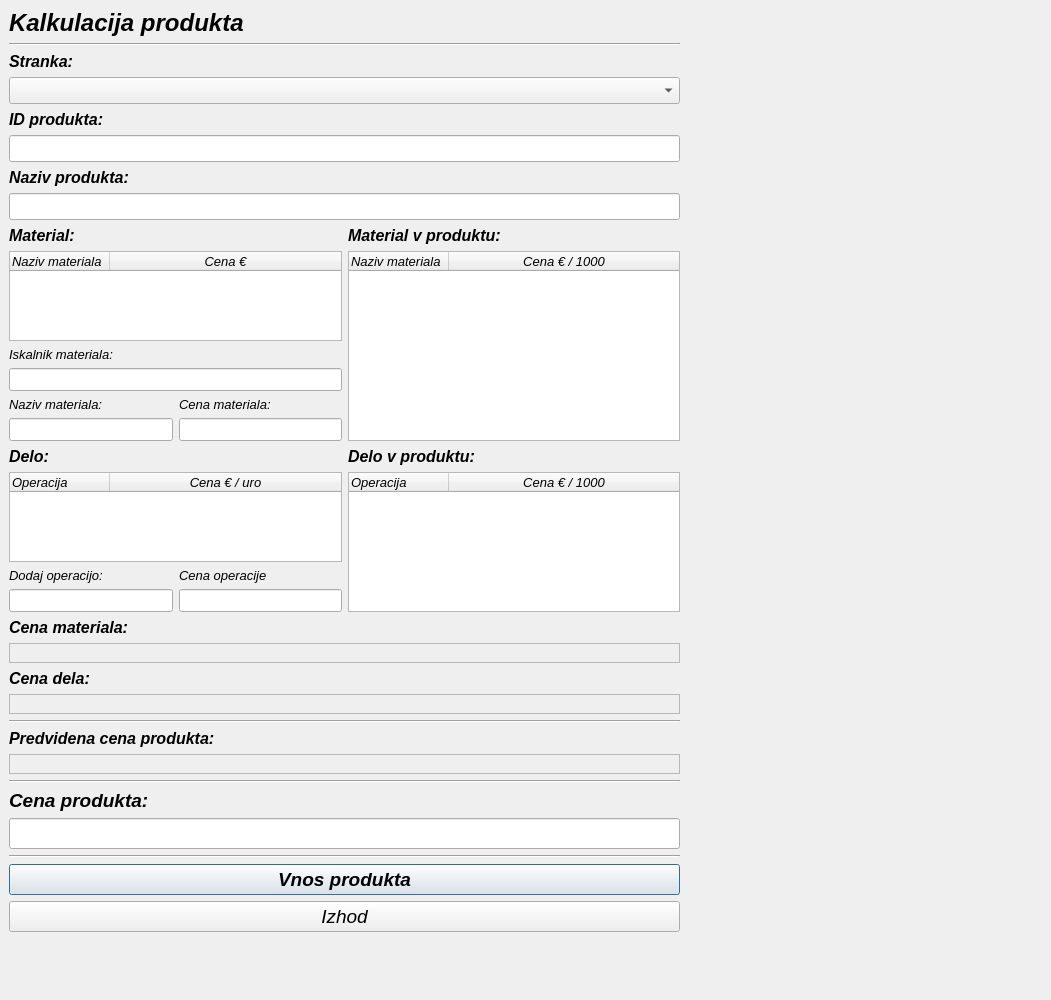
Before: the Qt Designer form kalkulacija.ui in MaxMaxy/racun, drawn with Qt 5.
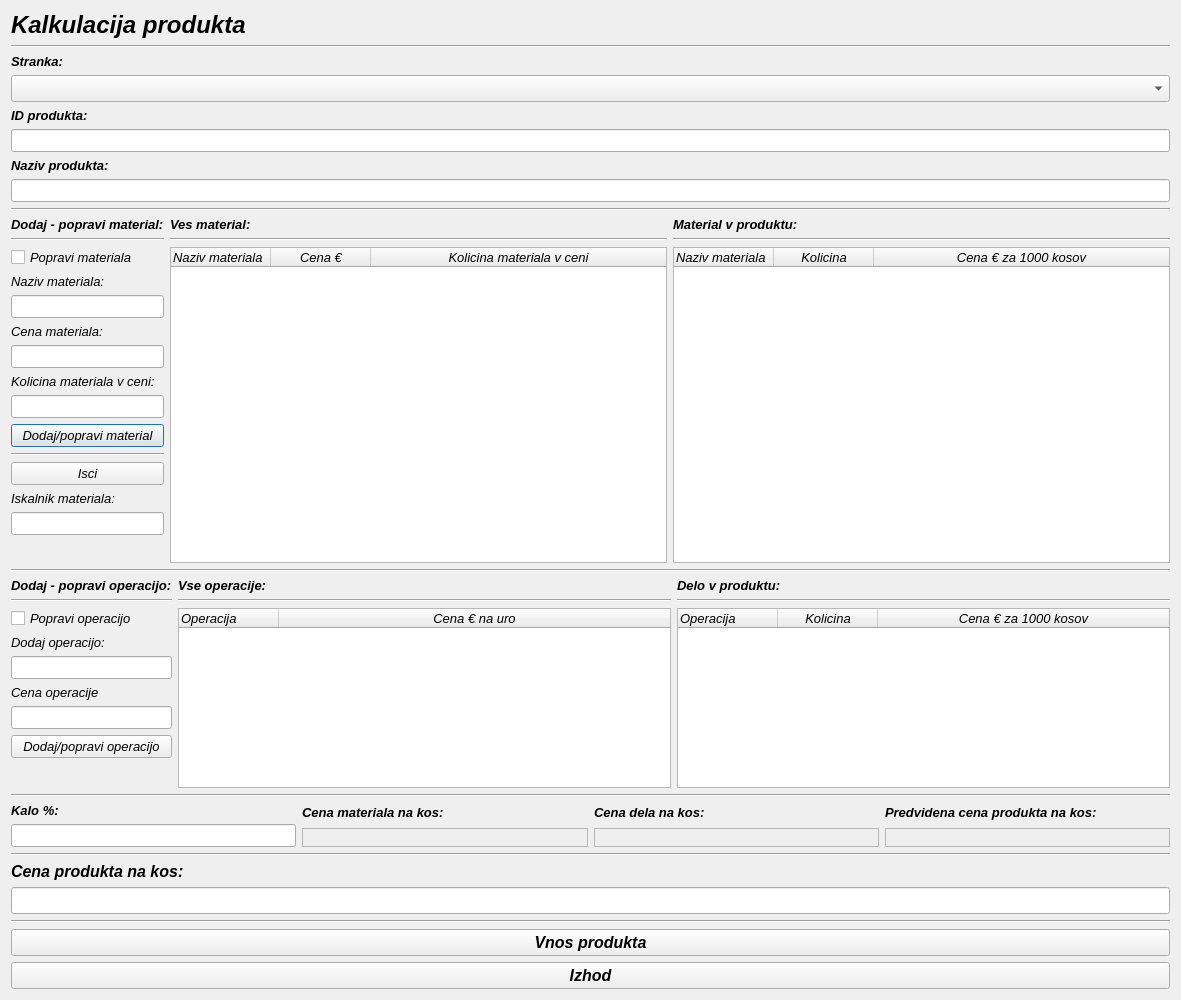
After: the same form once the commit is applied.

Commit message: Delo na kalkulaciji

What changed in the file:
```diff
--- a/kalkulacija.ui
+++ b/kalkulacija.ui
@@ -6,7 +6,7 @@
    <rect>
     <x>0</x>
     <y>0</y>
-    <width>1051</width>
+    <width>1181</width>
     <height>1000</height>
    </rect>
   </property>
@@ -20,22 +20,13 @@
   <property name="windowTitle">
    <string>Dialog</string>
   </property>
-  <widget class="QWidget" name="">
-   <property name="geometry">
-    <rect>
-     <x>9</x>
-     <y>9</y>
-     <width>671</width>
-     <height>923</height>
-    </rect>
-   </property>
-   <layout class="QVBoxLayout" name="verticalLayout_22">
+  <layout class="QGridLayout" name="gridLayout">
+   <item row="0" column="0">
+    <layout class="QVBoxLayout" name="verticalLayout_17">
     <item>
-     <layout class="QVBoxLayout" name="verticalLayout_20">
+      <layout class="QVBoxLayout" name="verticalLayout_31">
       <item>
-       <layout class="QVBoxLayout" name="verticalLayout_18">
-        <item>
-         <layout class="QVBoxLayout" name="verticalLayout_3">
+        <layout class="QVBoxLayout" name="verticalLayout_30">
           <item>
            <widget class="QLabel" name="label">
             <property name="font">
@@ -47,6 +38,9 @@
               <bold>true</bold>
              </font>
             </property>
+           <property name="frameShadow">
+            <enum>QFrame::Raised</enum>
+           </property>
             <property name="text">
              <string>Kalkulacija produkta</string>
             </property>
@@ -62,16 +56,19 @@
          </layout>
         </item>
         <item>
-         <layout class="QVBoxLayout" name="verticalLayout_4">
+        <layout class="QVBoxLayout" name="verticalLayout_29">
           <item>
            <widget class="QLabel" name="label_3">
             <property name="font">
              <font>
-              <pointsize>12</pointsize>
+             <pointsize>10</pointsize>
               <weight>75</weight>
               <bold>true</bold>
              </font>
             </property>
+           <property name="frameShadow">
+            <enum>QFrame::Raised</enum>
+           </property>
             <property name="text">
              <string>Stranka:</string>
             </property>
@@ -92,16 +89,19 @@
          </layout>
         </item>
         <item>
-         <layout class="QVBoxLayout" name="verticalLayout_5">
+        <layout class="QVBoxLayout" name="verticalLayout_28">
           <item>
            <widget class="QLabel" name="label_2">
             <property name="font">
              <font>
-              <pointsize>12</pointsize>
+             <pointsize>10</pointsize>
               <weight>75</weight>
               <bold>true</bold>
              </font>
             </property>
+           <property name="frameShadow">
+            <enum>QFrame::Raised</enum>
+           </property>
             <property name="text">
              <string>ID produkta:</string>
             </property>
@@ -114,7 +114,7 @@
            <widget class="QLineEdit" name="lineEdit_ID">
             <property name="font">
              <font>
-              <pointsize>12</pointsize>
+             <pointsize>10</pointsize>
              </font>
             </property>
            </widget>
@@ -122,16 +122,19 @@
          </layout>
         </item>
         <item>
-         <layout class="QVBoxLayout" name="verticalLayout_6">
+        <layout class="QVBoxLayout" name="verticalLayout_27">
           <item>
            <widget class="QLabel" name="label_4">
             <property name="font">
              <font>
-              <pointsize>12</pointsize>
+             <pointsize>10</pointsize>
               <weight>75</weight>
               <bold>true</bold>
              </font>
             </property>
+           <property name="frameShadow">
+            <enum>QFrame::Raised</enum>
+           </property>
             <property name="text">
              <string>Naziv produkta:</string>
             </property>
@@ -144,7 +147,7 @@
            <widget class="QLineEdit" name="lineEdit_nazivProdukta">
             <property name="font">
              <font>
-              <pointsize>12</pointsize>
+             <pointsize>10</pointsize>
              </font>
             </property>
            </widget>
@@ -154,63 +157,191 @@
        </layout>
       </item>
       <item>
-       <layout class="QVBoxLayout" name="verticalLayout_19">
+      <widget class="Line" name="line_9">
+       <property name="orientation">
+        <enum>Qt::Horizontal</enum>
+       </property>
+      </widget>
+     </item>
         <item>
-         <layout class="QHBoxLayout" name="horizontalLayout_2">
+      <layout class="QVBoxLayout" name="verticalLayout_12">
           <item>
-           <layout class="QVBoxLayout" name="verticalLayout_7">
+        <layout class="QHBoxLayout" name="horizontalLayout_4">
             <item>
-             <widget class="QLabel" name="label_5">
+          <layout class="QVBoxLayout" name="verticalLayout_8">
+           <item>
+            <widget class="QLabel" name="label_20">
               <property name="font">
                <font>
-                <pointsize>12</pointsize>
                 <weight>75</weight>
                 <bold>true</bold>
                </font>
               </property>
               <property name="text">
-               <string>Material:</string>
-              </property>
+              <string>Dodaj - popravi material:</string>
+             </property>
+            </widget>
+           </item>
+           <item>
+            <widget class="Line" name="line_12">
+             <property name="orientation">
+              <enum>Qt::Horizontal</enum>
+             </property>
+            </widget>
+           </item>
+           <item>
+            <widget class="QCheckBox" name="checkBox_popravekMateriala">
+             <property name="sizePolicy">
+              <sizepolicy hsizetype="Minimum" vsizetype="Minimum">
+               <horstretch>0</horstretch>
+               <verstretch>0</verstretch>
+              </sizepolicy>
+             </property>
+             <property name="text">
+              <string>Popravi materiala</string>
+             </property>
+            </widget>
+           </item>
+           <item>
+            <layout class="QVBoxLayout" name="verticalLayout_14">
+             <item>
+              <widget class="QLabel" name="label_15">
+               <property name="sizePolicy">
+                <sizepolicy hsizetype="Minimum" vsizetype="Minimum">
+                 <horstretch>0</horstretch>
+                 <verstretch>0</verstretch>
+                </sizepolicy>
+               </property>
+               <property name="frameShadow">
+                <enum>QFrame::Raised</enum>
+               </property>
+               <property name="text">
+                <string>Naziv materiala:</string>
+               </property>
               <property name="buddy">
                <cstring>treeWidget_material</cstring>
               </property>
              </widget>
             </item>
             <item>
-             <widget class="QTreeWidget" name="treeWidget_material">
-              <column>
+              <widget class="QLineEdit" name="lineEdit_nazivMateriala">
+               <property name="sizePolicy">
+                <sizepolicy hsizetype="Minimum" vsizetype="Minimum">
+                 <horstretch>0</horstretch>
+                 <verstretch>0</verstretch>
+                </sizepolicy>
+               </property>
+              </widget>
+             </item>
+            </layout>
+           </item>
+           <item>
+            <layout class="QVBoxLayout" name="verticalLayout_15">
+             <item>
+              <widget class="QLabel" name="label_16">
+               <property name="sizePolicy">
+                <sizepolicy hsizetype="Minimum" vsizetype="Minimum">
+                 <horstretch>0</horstretch>
+                 <verstretch>0</verstretch>
+                </sizepolicy>
+               </property>
+               <property name="frameShadow">
+                <enum>QFrame::Raised</enum>
+               </property>
                <property name="text">
-                <string>Naziv materiala</string>
+                <string>Cena materiala:</string>
                </property>
-               <property name="font">
-                <font>
-                 <family>MS Sans Serif</family>
-                 <pointsize>10</pointsize>
-                 <italic>true</italic>
-                </font>
+               <property name="buddy">
+                <cstring>lineEdit_cenaMateriala</cstring>
                </property>
-              </column>
-              <column>
+              </widget>
+             </item>
+             <item>
+              <widget class="QLineEdit" name="lineEdit_cenaMateriala">
+               <property name="sizePolicy">
+                <sizepolicy hsizetype="Minimum" vsizetype="Minimum">
+                 <horstretch>0</horstretch>
+                 <verstretch>0</verstretch>
+                </sizepolicy>
+               </property>
+              </widget>
+             </item>
+            </layout>
+           </item>
+           <item>
+            <layout class="QVBoxLayout" name="verticalLayout_16">
+             <item>
+              <widget class="QLabel" name="label_17">
+               <property name="sizePolicy">
+                <sizepolicy hsizetype="Minimum" vsizetype="Minimum">
+                 <horstretch>0</horstretch>
+                 <verstretch>0</verstretch>
+                </sizepolicy>
+               </property>
+               <property name="frameShadow">
+                <enum>QFrame::Raised</enum>
+               </property>
                <property name="text">
-                <string>Cena €</string>
+                <string>Kolicina materiala v ceni:</string>
                </property>
-               <property name="font">
-                <font>
-                 <family>MS Sans Serif</family>
-                 <pointsize>10</pointsize>
-                 <italic>true</italic>
-                </font>
+               <property name="buddy">
+                <cstring>lineEdit_kolicinaMateriala</cstring>
                </property>
-               <property name="textAlignment">
-                <set>AlignCenter</set>
+              </widget>
+             </item>
+             <item>
+              <widget class="QLineEdit" name="lineEdit_kolicinaMateriala">
+               <property name="sizePolicy">
+                <sizepolicy hsizetype="Minimum" vsizetype="Minimum">
+                 <horstretch>0</horstretch>
+                 <verstretch>0</verstretch>
+                </sizepolicy>
                </property>
-              </column>
-             </widget>
-            </item>
+              </widget>
+             </item>
+            </layout>
+           </item>
             <item>
-             <layout class="QVBoxLayout" name="verticalLayout_9">
+            <widget class="QPushButton" name="pushButton_dodajMaterial">
+             <property name="sizePolicy">
+              <sizepolicy hsizetype="Minimum" vsizetype="Minimum">
+               <horstretch>0</horstretch>
+               <verstretch>0</verstretch>
+              </sizepolicy>
+             </property>
+             <property name="text">
+              <string>Dodaj/popravi material</string>
+             </property>
+            </widget>
+           </item>
+           <item>
+            <widget class="Line" name="line_2">
+             <property name="orientation">
+              <enum>Qt::Horizontal</enum>
+             </property>
+            </widget>
+           </item>
+           <item>
+            <widget class="QPushButton" name="pushButton_isci">
+             <property name="sizePolicy">
+              <sizepolicy hsizetype="Minimum" vsizetype="Minimum">
+               <horstretch>0</horstretch>
+               <verstretch>0</verstretch>
+              </sizepolicy>
+             </property>
+             <property name="text">
+              <string>Isci</string>
+             </property>
+            </widget>
+           </item>
               <item>
                <widget class="QLabel" name="label_10">
+             <property name="sizePolicy">
+              <sizepolicy hsizetype="Minimum" vsizetype="Minimum">
+               <horstretch>0</horstretch>
+               <verstretch>0</verstretch>
+              </sizepolicy>
+             </property>
                 <property name="font">
                  <font>
                   <weight>50</weight>
@@ -226,55 +357,132 @@
                </widget>
               </item>
               <item>
-               <widget class="QLineEdit" name="lineEdit_iskalnik"/>
+            <widget class="QLineEdit" name="lineEdit_iskalnik">
+             <property name="sizePolicy">
+              <sizepolicy hsizetype="Minimum" vsizetype="Minimum">
+               <horstretch>0</horstretch>
+               <verstretch>0</verstretch>
+              </sizepolicy>
+             </property>
+            </widget>
               </item>
               <item>
-               <layout class="QHBoxLayout" name="horizontalLayout_4">
+            <spacer name="verticalSpacer_2">
+             <property name="orientation">
+              <enum>Qt::Vertical</enum>
+             </property>
+             <property name="sizeHint" stdset="0">
+              <size>
+               <width>20</width>
+               <height>40</height>
+              </size>
+             </property>
+            </spacer>
+           </item>
+          </layout>
+         </item>
                 <item>
-                 <layout class="QVBoxLayout" name="verticalLayout_24">
+          <layout class="QHBoxLayout" name="horizontalLayout_3">
                   <item>
-                   <widget class="QLabel" name="label_15">
+            <layout class="QVBoxLayout" name="verticalLayout_21">
+             <item>
+              <widget class="QLabel" name="label_5">
+               <property name="font">
+                <font>
+                 <pointsize>10</pointsize>
+                 <weight>75</weight>
+                 <bold>true</bold>
+                </font>
+               </property>
+               <property name="frameShadow">
+                <enum>QFrame::Raised</enum>
+               </property>
                     <property name="text">
-                     <string>Naziv materiala:</string>
-                    </property>
+                <string>Ves material:</string>
+               </property>
+               <property name="buddy">
+                <cstring>treeWidget_material</cstring>
+               </property>
                    </widget>
                   </item>
                   <item>
-                   <widget class="QLineEdit" name="lineEdit"/>
+              <widget class="Line" name="line_7">
+               <property name="orientation">
+                <enum>Qt::Horizontal</enum>
+               </property>
+              </widget>
+             </item>
+             <item>
+              <widget class="QTreeWidget" name="treeWidget_material">
+               <property name="sizePolicy">
+                <sizepolicy hsizetype="MinimumExpanding" vsizetype="Expanding">
+                 <horstretch>0</horstretch>
+                 <verstretch>0</verstretch>
+                </sizepolicy>
+               </property>
+               <column>
+                <property name="text">
+                 <string>Naziv materiala</string>
+                </property>
+                <property name="font">
+                 <font>
+                  <family>MS Sans Serif</family>
+                  <pointsize>10</pointsize>
+                  <italic>true</italic>
+                 </font>
+                </property>
+               </column>
+               <column>
+                <property name="text">
+                 <string>Cena €</string>
+                </property>
+                <property name="font">
+                 <font>
+                  <family>MS Sans Serif</family>
+                  <pointsize>10</pointsize>
+                  <italic>true</italic>
+                 </font>
+                </property>
+                <property name="textAlignment">
+                 <set>AlignCenter</set>
+                </property>
+               </column>
+               <column>
+                <property name="text">
+                 <string>Kolicina materiala v ceni</string>
+                </property>
+                <property name="font">
+                 <font>
+                  <family>MS Sans Serif</family>
+                  <pointsize>10</pointsize>
+                  <italic>true</italic>
+                 </font>
+                </property>
+                <property name="textAlignment">
+                 <set>AlignCenter</set>
+                </property>
+               </column>
+              </widget>
+             </item>
+             <item>
+              <layout class="QVBoxLayout" name="verticalLayout_19"/>
                   </item>
                  </layout>
                 </item>
                 <item>
                  <layout class="QVBoxLayout" name="verticalLayout_23">
                   <item>
-                   <widget class="QLabel" name="label_16">
-                    <property name="text">
-                     <string>Cena materiala:</string>
-                    </property>
-                   </widget>
-                  </item>
-                  <item>
-                   <widget class="QLineEdit" name="lineEdit_2"/>
-                  </item>
-                 </layout>
-                </item>
-               </layout>
-              </item>
-             </layout>
-            </item>
-           </layout>
-          </item>
-          <item>
-           <layout class="QVBoxLayout" name="verticalLayout_8">
-            <item>
              <widget class="QLabel" name="label_6">
               <property name="font">
                <font>
-                <pointsize>12</pointsize>
+                 <pointsize>10</pointsize>
                 <weight>75</weight>
                 <bold>true</bold>
                </font>
               </property>
+               <property name="frameShadow">
+                <enum>QFrame::Raised</enum>
+               </property>
               <property name="text">
                <string>Material v produktu:</string>
               </property>
@@ -283,8 +491,21 @@
               </property>
              </widget>
             </item>
+             <item>
+              <widget class="Line" name="line_6">
+               <property name="orientation">
+                <enum>Qt::Horizontal</enum>
+               </property>
+              </widget>
+             </item>
             <item>
              <widget class="QTreeWidget" name="treeWidget_materialProdukta">
+               <property name="sizePolicy">
+                <sizepolicy hsizetype="MinimumExpanding" vsizetype="Expanding">
+                 <horstretch>0</horstretch>
+                 <verstretch>0</verstretch>
+                </sizepolicy>
+               </property>
               <column>
                <property name="text">
                 <string>Naziv materiala</string>
@@ -299,7 +520,7 @@
               </column>
               <column>
                <property name="text">
-                <string>Cena € / 1000</string>
+                 <string>Kolicina</string>
                </property>
                <property name="font">
                 <font>
@@ -312,74 +533,86 @@
                 <set>AlignCenter</set>
                </property>
               </column>
+               <column>
+                <property name="text">
+                 <string>Cena € za 1000 kosov</string>
+                </property>
+                <property name="font">
+                 <font>
+                  <family>MS Sans Serif</family>
+                  <pointsize>10</pointsize>
+                  <italic>true</italic>
+                 </font>
+                </property>
+                <property name="textAlignment">
+                 <set>AlignCenter</set>
+                </property>
+               </column>
              </widget>
             </item>
            </layout>
           </item>
          </layout>
         </item>
+        </layout>
+       </item>
         <item>
-         <layout class="QHBoxLayout" name="horizontalLayout_3">
+        <widget class="Line" name="line_10">
+         <property name="orientation">
+          <enum>Qt::Horizontal</enum>
+         </property>
+        </widget>
+       </item>
           <item>
-           <layout class="QVBoxLayout" name="verticalLayout_12">
+        <layout class="QHBoxLayout" name="horizontalLayout_5">
+         <item>
+          <layout class="QVBoxLayout" name="verticalLayout_11">
+           <item>
+            <widget class="QLabel" name="label_19">
+             <property name="font">
+              <font>
+               <weight>75</weight>
+               <bold>true</bold>
+              </font>
+             </property>
+             <property name="text">
+              <string>Dodaj - popravi operacijo:</string>
+             </property>
+            </widget>
+           </item>
+           <item>
+            <widget class="Line" name="line_13">
+             <property name="orientation">
+              <enum>Qt::Horizontal</enum>
+             </property>
+            </widget>
+           </item>
+           <item>
+            <widget class="QCheckBox" name="checkBox_popraviOperacijo">
+             <property name="sizePolicy">
+              <sizepolicy hsizetype="Minimum" vsizetype="Maximum">
+               <horstretch>0</horstretch>
+               <verstretch>0</verstretch>
+              </sizepolicy>
+             </property>
+             <property name="text">
+              <string>Popravi operacijo</string>
+             </property>
+            </widget>
+           </item>
             <item>
              <layout class="QVBoxLayout" name="verticalLayout_10">
               <item>
-               <widget class="QLabel" name="label_7">
-                <property name="font">
-                 <font>
-                  <pointsize>12</pointsize>
-                  <weight>75</weight>
-                  <bold>true</bold>
-                 </font>
-                </property>
-                <property name="text">
-                 <string>Delo:</string>
-                </property>
-                <property name="buddy">
-                 <cstring>treeWidget_delo</cstring>
-                </property>
-               </widget>
-              </item>
-              <item>
-               <widget class="QTreeWidget" name="treeWidget_delo">
-                <column>
-                 <property name="text">
-                  <string>Operacija</string>
-                 </property>
-                 <property name="font">
-                  <font>
-                   <family>MS Sans Serif</family>
-                   <pointsize>10</pointsize>
-                   <italic>true</italic>
-                  </font>
-                 </property>
-                </column>
-                <column>
-                 <property name="text">
-                  <string>Cena € / uro</string>
-                 </property>
-                 <property name="font">
-                  <font>
-                   <family>MS Sans Serif</family>
-                   <pointsize>10</pointsize>
-                   <italic>true</italic>
-                  </font>
-                 </property>
-                 <property name="textAlignment">
-                  <set>AlignCenter</set>
-                 </property>
-                </column>
-               </widget>
-              </item>
-             </layout>
-            </item>
-            <item>
-             <layout class="QHBoxLayout" name="horizontalLayout">
-              <item>
-               <layout class="QVBoxLayout" name="verticalLayout_2">
-                <item>
                  <widget class="QLabel" name="label_12">
+               <property name="sizePolicy">
+                <sizepolicy hsizetype="Minimum" vsizetype="Maximum">
+                 <horstretch>0</horstretch>
+                 <verstretch>0</verstretch>
+                </sizepolicy>
+               </property>
+               <property name="frameShadow">
+                <enum>QFrame::Raised</enum>
+               </property>
                   <property name="text">
                    <string>Dodaj operacijo:</string>
                   </property>
@@ -389,14 +622,30 @@
                  </widget>
                 </item>
                 <item>
-                 <widget class="QLineEdit" name="lineEdit_operacija"/>
+              <widget class="QLineEdit" name="lineEdit_operacija">
+               <property name="sizePolicy">
+                <sizepolicy hsizetype="Minimum" vsizetype="Maximum">
+                 <horstretch>0</horstretch>
+                 <verstretch>0</verstretch>
+                </sizepolicy>
+               </property>
+              </widget>
                 </item>
                </layout>
               </item>
               <item>
-               <layout class="QVBoxLayout" name="verticalLayout">
+            <layout class="QVBoxLayout" name="verticalLayout_9">
                 <item>
                  <widget class="QLabel" name="label_13">
+               <property name="sizePolicy">
+                <sizepolicy hsizetype="Minimum" vsizetype="Maximum">
+                 <horstretch>0</horstretch>
+                 <verstretch>0</verstretch>
+                </sizepolicy>
+               </property>
+               <property name="frameShadow">
+                <enum>QFrame::Raised</enum>
+               </property>
                   <property name="text">
                    <string>Cena operacije</string>
                   </property>
@@ -406,25 +655,146 @@
                  </widget>
                 </item>
                 <item>
-                 <widget class="QLineEdit" name="lineEdit_cenaOperacije"/>
+              <widget class="QLineEdit" name="lineEdit_cenaOperacije">
+               <property name="sizePolicy">
+                <sizepolicy hsizetype="Minimum" vsizetype="Maximum">
+                 <horstretch>0</horstretch>
+                 <verstretch>0</verstretch>
+                </sizepolicy>
+               </property>
+              </widget>
                 </item>
                </layout>
               </item>
-             </layout>
-            </item>
+           <item>
+            <widget class="QPushButton" name="pushButton_dodajOperacijo">
+             <property name="sizePolicy">
+              <sizepolicy hsizetype="Minimum" vsizetype="Maximum">
+               <horstretch>0</horstretch>
+               <verstretch>0</verstretch>
+              </sizepolicy>
+             </property>
+             <property name="text">
+              <string>Dodaj/popravi operacijo</string>
+             </property>
+            </widget>
+           </item>
+           <item>
+            <spacer name="verticalSpacer">
+             <property name="orientation">
+              <enum>Qt::Vertical</enum>
+             </property>
+             <property name="sizeHint" stdset="0">
+              <size>
+               <width>20</width>
+               <height>40</height>
+              </size>
+             </property>
+            </spacer>
+           </item>
+          </layout>
+         </item>
+         <item>
+          <layout class="QHBoxLayout" name="horizontalLayout_2">
+           <item>
+            <layout class="QVBoxLayout" name="verticalLayout_13">
+             <item>
+              <widget class="QLabel" name="label_7">
+               <property name="sizePolicy">
+                <sizepolicy hsizetype="MinimumExpanding" vsizetype="Preferred">
+                 <horstretch>0</horstretch>
+                 <verstretch>0</verstretch>
+                </sizepolicy>
+               </property>
+               <property name="font">
+                <font>
+                 <pointsize>10</pointsize>
+                 <weight>75</weight>
+                 <bold>true</bold>
+                </font>
+               </property>
+               <property name="frameShadow">
+                <enum>QFrame::Raised</enum>
+               </property>
+               <property name="text">
+                <string>Vse operacije:</string>
+               </property>
+               <property name="buddy">
+                <cstring>treeWidget_delo</cstring>
+               </property>
+              </widget>
+             </item>
+             <item>
+              <widget class="Line" name="line_8">
+               <property name="orientation">
+                <enum>Qt::Horizontal</enum>
+               </property>
+              </widget>
+             </item>
+             <item>
+              <widget class="QTreeWidget" name="treeWidget_delo">
+               <property name="sizePolicy">
+                <sizepolicy hsizetype="MinimumExpanding" vsizetype="Expanding">
+                 <horstretch>0</horstretch>
+                 <verstretch>0</verstretch>
+                </sizepolicy>
+               </property>
+               <column>
+                <property name="text">
+                 <string>Operacija</string>
+                </property>
+                <property name="font">
+                 <font>
+                  <family>MS Sans Serif</family>
+                  <pointsize>10</pointsize>
+                  <italic>true</italic>
+                 </font>
+                </property>
+               </column>
+               <column>
+                <property name="text">
+                 <string>Cena € na uro</string>
+                </property>
+                <property name="font">
+                 <font>
+                  <family>MS Sans Serif</family>
+                  <pointsize>10</pointsize>
+                  <italic>true</italic>
+                 </font>
+                </property>
+                <property name="textAlignment">
+                 <set>AlignCenter</set>
+                </property>
+               </column>
+               <column>
+                <property name="text">
+                 <string/>
+                </property>
+               </column>
+              </widget>
+             </item>
            </layout>
           </item>
           <item>
-           <layout class="QVBoxLayout" name="verticalLayout_11">
+            <layout class="QVBoxLayout" name="verticalLayout_24">
             <item>
              <widget class="QLabel" name="label_8">
+               <property name="sizePolicy">
+                <sizepolicy hsizetype="MinimumExpanding" vsizetype="Preferred">
+                 <horstretch>0</horstretch>
+                 <verstretch>0</verstretch>
+                </sizepolicy>
+               </property>
               <property name="font">
                <font>
-                <pointsize>12</pointsize>
+                 <pointsize>10</pointsize>
                 <weight>75</weight>
                 <bold>true</bold>
                </font>
               </property>
+               <property name="frameShadow">
+                <enum>QFrame::Raised</enum>
+               </property>
               <property name="text">
                <string>Delo v produktu:</string>
               </property>
@@ -433,8 +803,21 @@
               </property>
              </widget>
             </item>
+             <item>
+              <widget class="Line" name="line_5">
+               <property name="orientation">
+                <enum>Qt::Horizontal</enum>
+               </property>
+              </widget>
+             </item>
             <item>
              <widget class="QTreeWidget" name="treeWidget_deloProdukta">
+               <property name="sizePolicy">
+                <sizepolicy hsizetype="MinimumExpanding" vsizetype="Expanding">
+                 <horstretch>0</horstretch>
+                 <verstretch>0</verstretch>
+                </sizepolicy>
+               </property>
               <column>
                <property name="text">
                 <string>Operacija</string>
@@ -449,7 +832,7 @@
               </column>
               <column>
                <property name="text">
-                <string>Cena € / 1000</string>
+                 <string>Kolicina</string>
                </property>
                <property name="font">
                 <font>
@@ -462,6 +845,21 @@
                 <set>AlignCenter</set>
                </property>
               </column>
+               <column>
+                <property name="text">
+                 <string>Cena € za 1000 kosov</string>
+                </property>
+                <property name="font">
+                 <font>
+                  <family>MS Sans Serif</family>
+                  <pointsize>10</pointsize>
+                  <italic>true</italic>
+                 </font>
+                </property>
+                <property name="textAlignment">
+                 <set>AlignCenter</set>
+                </property>
+               </column>
              </widget>
             </item>
            </layout>
@@ -473,28 +871,98 @@
      </layout>
     </item>
     <item>
-     <layout class="QVBoxLayout" name="verticalLayout_21">
+      <widget class="Line" name="line_11">
+       <property name="orientation">
+        <enum>Qt::Horizontal</enum>
+       </property>
+      </widget>
+     </item>
       <item>
-       <layout class="QVBoxLayout" name="verticalLayout_13">
+      <layout class="QVBoxLayout" name="verticalLayout_18">
+       <item>
+        <layout class="QVBoxLayout" name="verticalLayout_6">
+         <item>
+          <layout class="QHBoxLayout" name="horizontalLayout">
+           <item>
+            <layout class="QVBoxLayout" name="verticalLayout_5">
+             <item>
+              <widget class="QLabel" name="label_18">
+               <property name="sizePolicy">
+                <sizepolicy hsizetype="Minimum" vsizetype="Minimum">
+                 <horstretch>0</horstretch>
+                 <verstretch>0</verstretch>
+                </sizepolicy>
+               </property>
+               <property name="font">
+                <font>
+                 <weight>75</weight>
+                 <bold>true</bold>
+                </font>
+               </property>
+               <property name="frameShadow">
+                <enum>QFrame::Raised</enum>
+               </property>
+               <property name="text">
+                <string>Kalo %:</string>
+               </property>
+               <property name="buddy">
+                <cstring>lineEdit_kalo</cstring>
+               </property>
+              </widget>
+             </item>
+             <item>
+              <widget class="QLineEdit" name="lineEdit_kalo">
+               <property name="sizePolicy">
+                <sizepolicy hsizetype="Minimum" vsizetype="Minimum">
+                 <horstretch>0</horstretch>
+                 <verstretch>0</verstretch>
+                </sizepolicy>
+               </property>
+               <property name="font">
+                <font>
+                 <pointsize>10</pointsize>
+                </font>
+               </property>
+              </widget>
+             </item>
+            </layout>
+           </item>
+           <item>
+            <layout class="QVBoxLayout" name="verticalLayout">
         <item>
          <widget class="QLabel" name="label_9">
+               <property name="sizePolicy">
+                <sizepolicy hsizetype="Minimum" vsizetype="Minimum">
+                 <horstretch>0</horstretch>
+                 <verstretch>0</verstretch>
+                </sizepolicy>
+               </property>
           <property name="font">
            <font>
-            <pointsize>12</pointsize>
+                 <pointsize>10</pointsize>
             <weight>75</weight>
             <bold>true</bold>
            </font>
           </property>
+               <property name="frameShadow">
+                <enum>QFrame::Raised</enum>
+               </property>
           <property name="text">
-           <string>Cena materiala:</string>
+                <string>Cena materiala na kos:</string>
           </property>
          </widget>
         </item>
         <item>
          <widget class="QLabel" name="label_cenaMateriala">
+               <property name="sizePolicy">
+                <sizepolicy hsizetype="Minimum" vsizetype="Minimum">
+                 <horstretch>0</horstretch>
+                 <verstretch>0</verstretch>
+                </sizepolicy>
+               </property>
           <property name="font">
            <font>
-            <pointsize>12</pointsize>
+                 <pointsize>10</pointsize>
            </font>
           </property>
           <property name="frameShape">
@@ -511,26 +979,41 @@
        </layout>
       </item>
       <item>
-       <layout class="QVBoxLayout" name="verticalLayout_14">
+            <layout class="QVBoxLayout" name="verticalLayout_2">
         <item>
          <widget class="QLabel" name="label_11">
+               <property name="sizePolicy">
+                <sizepolicy hsizetype="Minimum" vsizetype="Minimum">
+                 <horstretch>0</horstretch>
+                 <verstretch>0</verstretch>
+                </sizepolicy>
+               </property>
           <property name="font">
            <font>
-            <pointsize>12</pointsize>
+                 <pointsize>10</pointsize>
             <weight>75</weight>
             <bold>true</bold>
            </font>
           </property>
+               <property name="frameShadow">
+                <enum>QFrame::Raised</enum>
+               </property>
           <property name="text">
-           <string>Cena dela:</string>
+                <string>Cena dela na kos:</string>
           </property>
          </widget>
         </item>
         <item>
          <widget class="QLabel" name="label_cenaDela">
+               <property name="sizePolicy">
+                <sizepolicy hsizetype="Minimum" vsizetype="Minimum">
+                 <horstretch>0</horstretch>
+                 <verstretch>0</verstretch>
+                </sizepolicy>
+               </property>
           <property name="font">
            <font>
-            <pointsize>12</pointsize>
+                 <pointsize>10</pointsize>
            </font>
           </property>
           <property name="frameShape">
@@ -547,33 +1030,41 @@
        </layout>
       </item>
       <item>
-       <layout class="QVBoxLayout" name="verticalLayout_15">
-        <item>
-         <widget class="Line" name="line_2">
-          <property name="orientation">
-           <enum>Qt::Horizontal</enum>
-          </property>
-         </widget>
-        </item>
+            <layout class="QVBoxLayout" name="verticalLayout_3">
         <item>
          <widget class="QLabel" name="label_14">
+               <property name="sizePolicy">
+                <sizepolicy hsizetype="Minimum" vsizetype="Minimum">
+                 <horstretch>0</horstretch>
+                 <verstretch>0</verstretch>
+                </sizepolicy>
+               </property>
           <property name="font">
            <font>
-            <pointsize>12</pointsize>
+                 <pointsize>10</pointsize>
             <weight>75</weight>
             <bold>true</bold>
            </font>
           </property>
+               <property name="frameShadow">
+                <enum>QFrame::Raised</enum>
+               </property>
           <property name="text">
-           <string>Predvidena cena produkta:</string>
+                <string>Predvidena cena produkta na kos:</string>
           </property>
          </widget>
         </item>
         <item>
          <widget class="QLabel" name="label_cenaMaterialaDela">
+               <property name="sizePolicy">
+                <sizepolicy hsizetype="Minimum" vsizetype="Minimum">
+                 <horstretch>0</horstretch>
+                 <verstretch>0</verstretch>
+                </sizepolicy>
+               </property>
           <property name="font">
            <font>
-            <pointsize>12</pointsize>
+                 <pointsize>10</pointsize>
             <weight>75</weight>
             <bold>true</bold>
            </font>
@@ -591,8 +1082,10 @@
         </item>
        </layout>
       </item>
+          </layout>
+         </item>
       <item>
-       <layout class="QVBoxLayout" name="verticalLayout_16">
+          <layout class="QVBoxLayout" name="verticalLayout_4">
         <item>
          <widget class="Line" name="line_3">
           <property name="orientation">
@@ -604,13 +1097,16 @@
          <widget class="QLabel" name="label_cenaProdukta">
           <property name="font">
            <font>
-            <pointsize>14</pointsize>
+               <pointsize>12</pointsize>
             <weight>75</weight>
             <bold>true</bold>
            </font>
           </property>
+             <property name="frameShadow">
+              <enum>QFrame::Raised</enum>
+             </property>
           <property name="text">
-           <string>Cena produkta:</string>
+              <string>Cena produkta na kos:</string>
           </property>
           <property name="buddy">
            <cstring>lineEdit_cenaProdukta</cstring>
@@ -621,17 +1117,22 @@
          <widget class="QLineEdit" name="lineEdit_cenaProdukta">
           <property name="font">
            <font>
-            <pointsize>14</pointsize>
+               <pointsize>12</pointsize>
             <weight>75</weight>
             <bold>true</bold>
            </font>
           </property>
+             <property name="alignment">
+              <set>Qt::AlignCenter</set>
+             </property>
          </widget>
         </item>
        </layout>
       </item>
+        </layout>
+       </item>
       <item>
-       <layout class="QVBoxLayout" name="verticalLayout_17">
+        <layout class="QVBoxLayout" name="verticalLayout_7">
         <item>
          <widget class="Line" name="line_4">
           <property name="orientation">
@@ -643,7 +1144,7 @@
          <widget class="QPushButton" name="pushButton_vnosProdukta">
           <property name="font">
            <font>
-            <pointsize>14</pointsize>
+             <pointsize>12</pointsize>
             <weight>75</weight>
             <bold>true</bold>
            </font>
@@ -657,7 +1158,9 @@
          <widget class="QPushButton" name="pushButton_izhod">
           <property name="font">
            <font>
-            <pointsize>14</pointsize>
+             <pointsize>12</pointsize>
+             <weight>75</weight>
+             <bold>true</bold>
            </font>
           </property>
           <property name="text">
@@ -670,8 +1173,31 @@
      </layout>
     </item>
    </layout>
-  </widget>
- </widget>
+   </item>
+  </layout>
+ </widget>
+ <tabstops>
+  <tabstop>comboBox_stranka</tabstop>
+  <tabstop>lineEdit_ID</tabstop>
+  <tabstop>lineEdit_nazivProdukta</tabstop>
+  <tabstop>treeWidget_material</tabstop>
+  <tabstop>treeWidget_materialProdukta</tabstop>
+  <tabstop>treeWidget_delo</tabstop>
+  <tabstop>treeWidget_deloProdukta</tabstop>
+  <tabstop>checkBox_popraviOperacijo</tabstop>
+  <tabstop>lineEdit_operacija</tabstop>
+  <tabstop>lineEdit_cenaOperacije</tabstop>
+  <tabstop>pushButton_dodajOperacijo</tabstop>
+  <tabstop>checkBox_popravekMateriala</tabstop>
+  <tabstop>lineEdit_nazivMateriala</tabstop>
+  <tabstop>lineEdit_cenaMateriala</tabstop>
+  <tabstop>lineEdit_kolicinaMateriala</tabstop>
+  <tabstop>pushButton_dodajMaterial</tabstop>
+  <tabstop>lineEdit_kalo</tabstop>
+  <tabstop>lineEdit_cenaProdukta</tabstop>
+  <tabstop>pushButton_vnosProdukta</tabstop>
+  <tabstop>pushButton_izhod</tabstop>
+ </tabstops>
  <resources/>
  <connections>
   <connection>
```
Left out of the diff: 6 changed lines with no effect on the pictures. Lines whose indentation alone changed are shown as unchanged. The commit also changes 8 other files.
